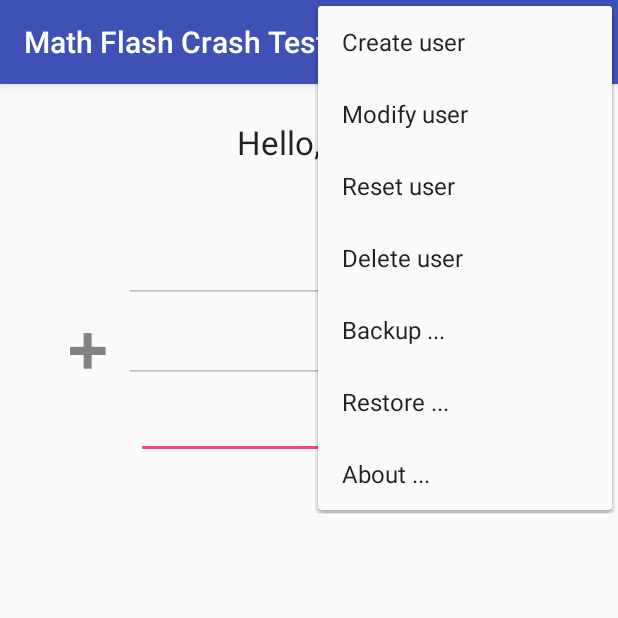
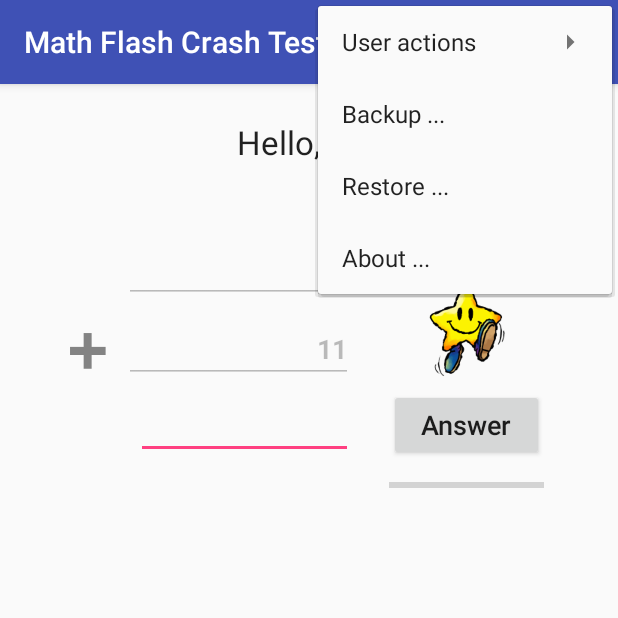
Before and after one commit to blackjackshellac/MathFlashCrashTestDummy, an Android app: the screen it shows after launch (MainActivity), with the options menu open, on a phone screen of 412 x 824 dp, the top half of it. Run offline under Robolectric (Android 15) with nearby library versions, the phone set to English and light mode, and no system bars.

Commit message:
* updated to versionCode 201710180 * updated to versionName '1.00.06' * change user message cleanups * resetUser() resets progress data for current user * clearUser() erases data for current user * added showStats() menu * moved user actions into subment * prevent defaultUser from being deleted * make subtraction operation a bit harder * prevent divide by zero when calculating stat averages * updated string translations for fr * added some string resources for embedded strings * showToast with string resource id and variable args * simplify modifyUser to create if "name" parameter is null

```diff
--- a/app/build.gradle
+++ b/app/build.gradle
@@ -7,8 +7,8 @@ android {
         applicationId "com.oneguycoding.mathflashcrashtestdummy"
         minSdkVersion 21
         targetSdkVersion 25
-        versionCode 201710170
-        versionName '1.00.05'
+        versionCode 201710180
+        versionName '1.00.06'
         testInstrumentationRunner "android.support.test.runner.AndroidJUnitRunner"
     }
     buildTypes {
--- a/app/src/main/java/com/oneguycoding/mathflashcrashtestdummy/AndroidUtil.java
+++ b/app/src/main/java/com/oneguycoding/mathflashcrashtestdummy/AndroidUtil.java
@@ -44,6 +44,10 @@ class AndroidUtil {
 		toast.show();
 	}
 
+	static void showToast(Activity activity, int msg_id, Object ... args) {
+		showToast(activity, activity.getString(msg_id, args));
+	}
+
 	static void hideKeyboard(Activity activity) {
 		InputMethodManager imm = (InputMethodManager) activity.getSystemService(Activity.INPUT_METHOD_SERVICE);
 		//Find the currently focused view, so we can grab the correct window token from it.
--- a/app/src/main/java/com/oneguycoding/mathflashcrashtestdummy/LongPair.java
+++ b/app/src/main/java/com/oneguycoding/mathflashcrashtestdummy/LongPair.java
@@ -65,6 +65,7 @@ class LongPair implements Serializable {
 	 */
 	@Override
 	public int hashCode() {
+		//noinspection UnnecessaryLocalVariable
 		int code = (int)((l1 << MAX_SHIFT) + l2);
 		return code;
 	}
--- a/app/src/main/res/menu/main_menu.xml
+++ b/app/src/main/res/menu/main_menu.xml
@@ -1,23 +1,29 @@
 <?xml version="1.0" encoding="utf-8"?>
 <menu xmlns:app="http://schemas.android.com/apk/res-auto"
       xmlns:android="http://schemas.android.com/apk/res/android">
+    <item android:id="@+id/menu_user_actions"
+          android:title="@string/menu_user_actions_text">
+        <menu>
             <item
                 android:id="@+id/menu_create_user"
                 android:title="@string/menu_user_create"/>
             <item
                 android:id="@+id/menu_modify_user"
-        android:enabled="true"
-        android:icon="@drawable/ic_create_black_24dp"
-        android:title="@string/text_menu_modify_user"
-        android:visible="true"
-        app:showAsAction="withText"/>
+                android:title="@string/text_menu_modify_user"/>
+            <item
+                android:id="@+id/menu_show_user_stats"
+                android:title="@string/menu_show_user_stats_text"/>
             <item
                 android:id="@+id/menu_reset_user"
                 android:title="@string/menu_reset_user"/>
             <item
+                android:id="@+id/menu_clear_user"
+                android:title="@string/menu_clear_user"/>
+            <item
                 android:id="@+id/menu_delete_user"
-        android:icon="@android:drawable/ic_menu_delete"
                 android:title="@string/text_menu_delete_user"/>
+        </menu>
+    </item>
     <item
         android:id="@+id/menu_backup"
         android:title="@string/menu_backup_text"/>
--- a/app/src/main/res/values/strings.xml
+++ b/app/src/main/res/values/strings.xml
@@ -17,10 +17,10 @@
     <string name="action_cancel">Cancel</string>
     <string name="user_default">Default</string>
     <string name="hello_name">Hello, %1$s!</string>
-    <string name="msg_correct">%1$d is correct!</string>
-    <string name="msg_incorrect">%1$d is incorrect!</string>
+    <string name="msg_correct">Answer %1$d is correct!</string>
+    <string name="msg_incorrect">Answer %1$d is wrong!</string>
     <string name="msg_number_long">%1$d</string>
-    <string name="menu_reset_user">Reset user</string>
+    <string name="menu_reset_user">Reset user progress</string>
     <string name="descrip_smiling_star">Smiling star</string>
     <string name="hint_top_max">Top max (%1$d)</string>
     <string name="hint_bot_max">Bottom max (%1$d)</string>
@@ -46,4 +46,23 @@
     <string name="about_app_credits">Author: Steeve McCauley</string>
     <string name="menu_backup_text">Backup ...</string>
     <string name="menu_restore_text">Restore ...</string>
+    <string name="menu_user_actions_text">User actions</string>
+    <string name="menu_show_user_stats_text">Show stats ...</string>
+    <string name="menu_clear_user">Clear user stats ...</string>
+    <string name="msg_refusing_to_delete_default_user">Refusing to delete default user</string>
+    <string name="msg_failed_to_delete_current_user">Failed to delete current user %1$s</string>
+    <string name="msg_successfully_restored_user">Successfully restored settings from %1$s</string>
+    <string name="err_create_backup_directory">Failed to create backup directory %1$s</string>
+    <string name="msg_created_backup_directory">Created backup directory %1$s</string>
+    <string name="msg_successfully_backed_up_json">Successfullly backed up user data %1$s</string>
+    <string name="err_backup_directory_not_found">Backup directory not found %1$s</string>
+    <string name="err_no_email_clients_installed">Email application not found</string>
+    <string name="err_user_not_found">User not found %1$s</string>
+    <string name="activity_stats_date">Date</string>
+    <string name="activity_stats_op">Op</string>
+    <string name="activity_stats_correct">Correct</string>
+    <string name="activity_stats_num">Num</string>
+    <string name="activity_stats_percent">Percent</string>
+    <string name="activity_stats_rate">Rate</string>
+    <string name="msg_user_progress_reset">User progress reset %1$s</string>
 </resources>
```
Also changed, not shown: app/src/main/java/com/oneguycoding/mathflashcrashtestdummy/MainActivity.java (+71 -47 lines), app/src/main/java/com/oneguycoding/mathflashcrashtestdummy/Operation.java (+7 -6 lines), app/src/main/java/com/oneguycoding/mathflashcrashtestdummy/PermissionsUtil.java (+4 -4 lines), app/src/main/java/com/oneguycoding/mathflashcrashtestdummy/UserDataMap.java (+17 -1 lines), app/src/main/java/com/oneguycoding/mathflashcrashtestdummy/UserResults.java (+14 -4 lines), app/src/main/res/layout/activity_stats.xml (+7 -7 lines), 1 other file. Lines whose indentation alone changed are shown as unchanged.
